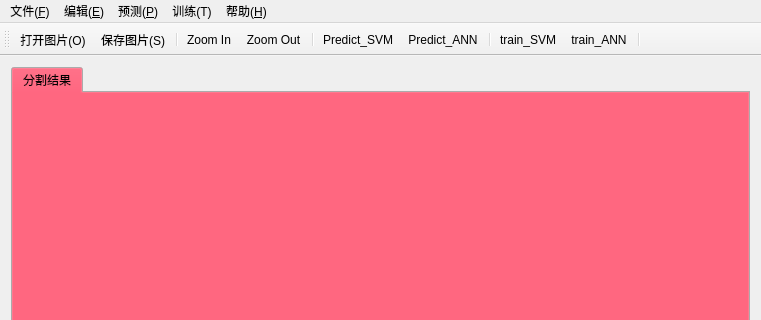
dszhengyu/lj, file mainwindow.ui: the form before one commit; both pictures show x 0 to 761 and y 0 to 320 of the 761 by 591 pixel window.
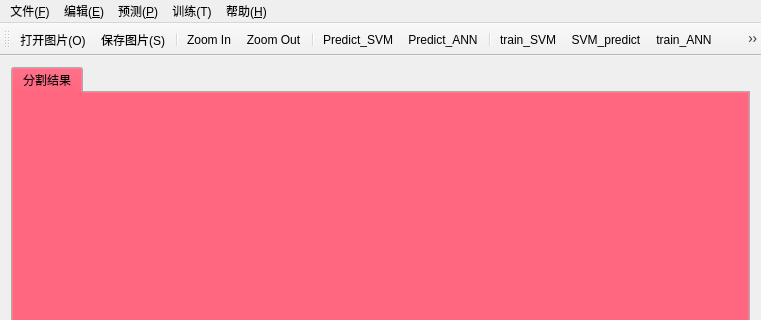
The form after the commit. Icons and pictures are not drawn.

Diff of the .ui file:
```diff
--- a/mainwindow.ui
+++ b/mainwindow.ui
@@ -202,7 +202,9 @@
    <addaction name="actionPredict_ANN"/>
    <addaction name="separator"/>
    <addaction name="actionTrain_SVM"/>
+   <addaction name="actionSVM_predict"/>
    <addaction name="actionTrain_ANN"/>
+   <addaction name="actionANN_predict"/>
    <addaction name="separator"/>
   </widget>
   <widget class="QStatusBar" name="statusBar"/>
```
